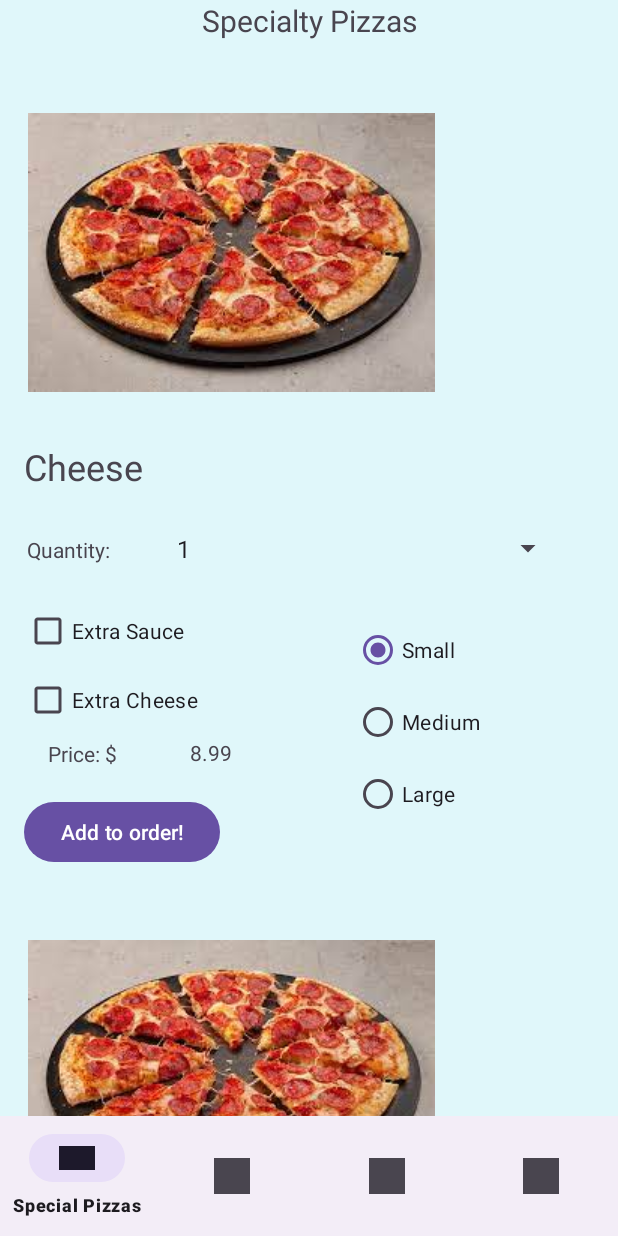
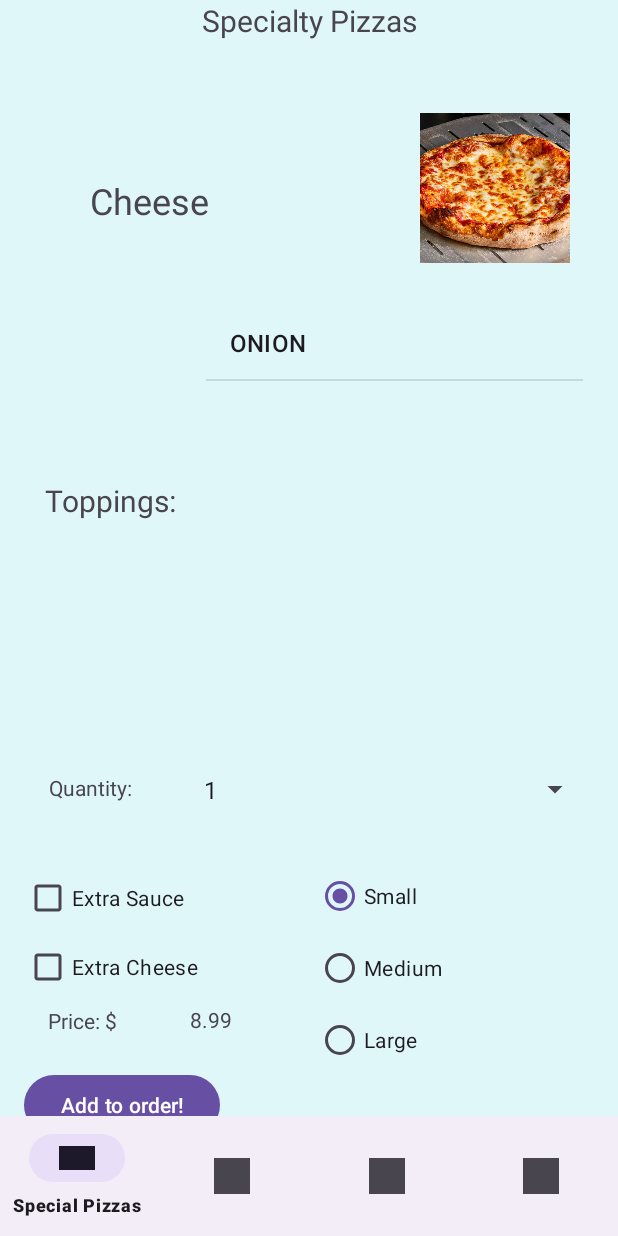
Before and after one commit to Jerlin2437/Ru-Pizzas, an Android app: the fragment_special_pizzas screen opened directly, with no data from a screen before it, on a phone screen of 412 x 824 dp. Run offline under Robolectric (Android 15) with nearby library versions, the phone set to English and light mode, and no system bars.

Commit message:
added toppings and iamges

```diff
--- a/app/src/main/java/com/example/softmeth4/SpecialPizzaAdapter.java
+++ b/app/src/main/java/com/example/softmeth4/SpecialPizzaAdapter.java
@@ -1,6 +1,7 @@
 package com.example.softmeth4;
 
 import android.app.AlertDialog;
+import android.media.Image;
 import android.util.Log;
 import android.view.LayoutInflater;
 import android.view.View;
@@ -9,6 +10,8 @@ import android.widget.ArrayAdapter;
 import android.widget.Button;
 import android.widget.CheckBox;
 import android.widget.ImageView;
+import android.widget.ListAdapter;
+import android.widget.ListView;
 import android.widget.RadioButton;
 import android.widget.RadioGroup;
 import android.widget.Spinner;
@@ -20,6 +23,7 @@ import androidx.recyclerview.widget.RecyclerView;
 
 import com.example.softmeth4.businesslogic.Order;
 import com.example.softmeth4.businesslogic.PizzaMaker;
+import com.example.softmeth4.enums.Topping;
 import com.example.softmeth4.pizzas.Pizza;
 
 import java.security.AccessController;
@@ -30,11 +34,13 @@ public class SpecialPizzaAdapter extends RecyclerView.Adapter<SpecialPizzaAdapte
     private Pizza pizza;
     private Order order;
     private List<String> pizzaList;
+    private List<String> pizzaPicture;
 
-    public SpecialPizzaAdapter(List<String> pizzaList) {
+    public SpecialPizzaAdapter(List<String> pizzaList, List<String> pizzaPicture) {
         this.pizzaList = pizzaList;
         this.pizza = null;
         this.order = Order.getInstance();
+        this.pizzaPicture = pizzaPicture;
     }
 
     @NonNull
@@ -65,8 +71,12 @@ public class SpecialPizzaAdapter extends RecyclerView.Adapter<SpecialPizzaAdapte
      //       create popup that says pizza added to order
             showToast(holder, "Your pizza order has been added successfully!");
         });
+        String imageName = pizzaPicture.get(position);
+        holder.bind(imageName);
+        pizza = pizzaParse(holder);
 
-        pizza = pizzaParse(holder);
+        ArrayAdapter<Topping> listViewAdapter = new ArrayAdapter<>(holder.itemView.getContext(), android.R.layout.simple_list_item_1, pizza.getToppings());
+        holder.toppings.setAdapter(listViewAdapter);
         updatePrice(holder);
     }
 
@@ -112,6 +122,7 @@ public class SpecialPizzaAdapter extends RecyclerView.Adapter<SpecialPizzaAdapte
         ImageView pizzaImageView;
         Spinner quantitySpinner;
         TextView pizzaName;
+        ListView toppings;
         RadioGroup sizeGroup;
         // Add other views as needed
 
@@ -125,13 +136,19 @@ public class SpecialPizzaAdapter extends RecyclerView.Adapter<SpecialPizzaAdapte
             quantitySpinner = itemView.findViewById(R.id.quantitySpinner);
             pizzaName = itemView.findViewById(R.id.pizzaName);
             sizeGroup = itemView.findViewById(R.id.specialtyRadioButtonGroup);
-            // Initialize other views
+            toppings = itemView.findViewById(R.id.toppings);
             ArrayAdapter<String> quantityAdapter = new ArrayAdapter<>(itemView.getContext(),
                     android.R.layout.simple_spinner_item, quantity);
             quantityAdapter.setDropDownViewResource(android.R.layout.simple_spinner_dropdown_item);
             quantitySpinner.setAdapter(quantityAdapter);
+        }
+        public void bind(String imageName) {
+            int resourceId = itemView.getContext().getResources().getIdentifier(imageName, "drawable", itemView.getContext().getPackageName());
 
+            if (resourceId != 0) {
+                pizzaImageView.setImageResource(resourceId);
+            }
+        }
 
-        }
     }
 }
--- a/app/src/main/java/com/example/softmeth4/fragment_byo_pizzas.java
+++ b/app/src/main/java/com/example/softmeth4/fragment_byo_pizzas.java
@@ -173,8 +173,6 @@ public class fragment_byo_pizzas extends Fragment {
             if (pizza != null) {
                 double basePrice = pizza.price();
 
-                // Calculate additional topping price only if more than 3 toppings are selected
-                additionalToppingPrice = Math.max(0, toppingCount - MIN_TOPPING) * TOPPING_PRICE;
 
 //                // Add extra sauce/cheese price if selected, not sure if needed, it adds x2 MORESAUCECHEESE to display
 //                if (buildExtraSauceButton.isChecked()) {
@@ -185,7 +183,7 @@ public class fragment_byo_pizzas extends Fragment {
 //                    additionalToppingPrice += MORESAUCECHEESE;
 //                }
 
-                double totalPrice = basePrice + additionalToppingPrice;
+                double totalPrice = basePrice;
                 String formattedValue = String.format("%.2f", totalPrice);
                 buildPrice.setText(formattedValue);
             }
--- a/app/src/main/java/com/example/softmeth4/fragment_special_pizzas.java
+++ b/app/src/main/java/com/example/softmeth4/fragment_special_pizzas.java
@@ -20,11 +20,12 @@ import java.util.List;
 
 public class fragment_special_pizzas extends Fragment {
 
-    private Order order;
-    private Spinner spinner;
-    private ArrayAdapter<String> spinnerAdapter;
     private List<String> pizzaList = Arrays.asList("Cheese", "Chinese", "Deluxe", "Korean", "Meatzza", "Pepperoni",
             "Proteen", "Seafood", "Spham", "Supreme");
+
+    private List<String> pizzaPictures = Arrays.asList("cheesepizza", "chinesepizza", "deluxepizza",
+     "koreanpizza", "meatzza", "pepperonipizza", "proteenpizza",
+    "seafoodpizza", "shpampizza", "supremepizza");
 
     private RecyclerView recyclerView;
     private SpecialPizzaAdapter adapter;
@@ -36,7 +37,6 @@ public class fragment_special_pizzas extends Fragment {
     @Override
     public void onCreate(Bundle savedInstanceState) {
         super.onCreate(savedInstanceState);
-        order = Order.getInstance();
     }
 
     @Override
@@ -46,137 +46,10 @@ public class fragment_special_pizzas extends Fragment {
 
         recyclerView = view.findViewById(R.id.recyclerViewSpecialPizzas);
         recyclerView.setLayoutManager(new LinearLayoutManager(getContext()));
-        adapter = new SpecialPizzaAdapter(pizzaList);
+        adapter = new SpecialPizzaAdapter(pizzaList, pizzaPictures);
         recyclerView.setAdapter(adapter);
 
 
         return view;
     }
-
-    private void updatePizzaPrice() {
-        // Implement your pizza price update logic here
-    }
-
-    private Pizza pizzaParse() {
-        // Implement your pizza parsing logic here
-        return null; // Placeholder, replace with actual logic
-    }
-
-    private class MyOnItemSelectedListener implements AdapterView.OnItemSelectedListener {
-        @Override
-        public void onItemSelected(AdapterView<?> parentView, View selectedItemView, int position, long id) {
-            updatePizzaPrice();
-        }
-
-        @Override
-        public void onNothingSelected(AdapterView<?> parentView) {
-            // Do nothing here
-        }
-    }
 }
-
-
-
-
-
-
-//package com.example.softmeth4;
-//
-//import android.os.Bundle;
-//
-//import androidx.fragment.app.Fragment;
-//
-//import android.view.LayoutInflater;
-//import android.view.View;
-//import android.view.ViewGroup;
-//import android.widget.AdapterView;
-//import android.widget.ArrayAdapter;
-//import android.widget.RadioButton;
-//import android.widget.RadioGroup;
-//import android.widget.Spinner;
-//import android.widget.TextView;
-//
-//import com.example.softmeth4.businesslogic.Order;
-//import com.example.softmeth4.businesslogic.PizzaMaker;
-//import com.example.softmeth4.pizzas.Pizza;
-//
-//import java.util.Arrays;
-//import java.util.List;
-//
-///**
-// * A simple {@link Fragment} subclass.
-// * create an instance of this fragment.
-// */
-//public class fragment_special_pizzas extends Fragment {
-//    private Order order;
-//    private Pizza pizza;
-//    private Spinner spinner;
-//    private ArrayAdapter<String> spinnerAdapter;
-//    private List<String> pizzaList = Arrays.asList("Cheese", "Chinese", "Deluxe", "Korean", "Meatzza", "Pepperoni",
-//            "Proteen", "Seafood", "Spham", "Supreme");
-//
-//    public fragment_special_pizzas() {
-//        // Required empty public constructor
-//    }
-//
-//
-//    @Override
-//    public void onCreate(Bundle savedInstanceState) {
-//        super.onCreate(savedInstanceState);
-//        order = Order.getInstance();
-//    }
-//
-//    @Override
-//    public View onCreateView(LayoutInflater inflater, ViewGroup container,
-//                             Bundle savedInstanceState) {
-//        View view = inflater.inflate(R.layout.old_special_pizza, container, false);
-//        spinner = view.findViewById(R.id.chooseSpecialty);
-//        spinnerAdapter = new ArrayAdapter<>(requireContext(), android.R.layout.simple_spinner_item, pizzaList);
-//        spinnerAdapter.setDropDownViewResource(android.R.layout.simple_spinner_dropdown_item);
-//        spinner.setAdapter(spinnerAdapter);
-//
-//        spinner.setOnItemSelectedListener(new MyOnItemSelectedListener());
-//
-//        // Inflate the layout for this fragment
-//        return view;
-//    }
-//    private void updatePizzaPrice(){
-//        if (pizza != null) {
-//            pizza = pizzaParse();
-//            //base price without toppings
-//            double basePrice = pizza.price();
-//
-//
-//
-//            String formattedValue = String.format("%.2f", basePrice);
-//            TextView priceField = getView().findViewById(R.id.price);
-//            priceField.setText(formattedValue);
-//        }
-//    }
-//    private Pizza pizzaParse() {
-//        String selectedPizza = (String) spinner.getSelectedItem();
-//        RadioGroup pizzaSizesRadioGroup = getView().findViewById(R.id.specialtyRadioButtonGroup); // Use getView() to get the fragment's root view
-//        int selectedRadioButtonId = pizzaSizesRadioGroup.getCheckedRadioButtonId();
-//        RadioButton selectedRadioButton = getView().findViewById(selectedRadioButtonId);
-//        String size = selectedRadioButton.getText().toString();
-//
-//
-//        return PizzaMaker.createPizza(selectedPizza + " " + size + " false false");
-//    }
-//    private class MyOnItemSelectedListener implements AdapterView.OnItemSelectedListener {
-//        @Override
-//        public void onItemSelected(AdapterView<?> parentView, View selectedItemView, int position, long id) {
-//            pizza = pizzaParse();
-//            updatePizzaPrice();
-//        }
-//
-//        @Override
-//        public void onNothingSelected(AdapterView<?> parentView) {
-//            // Do nothing here
-//        }
-//    }
-//
-//
-//
-//
-//}
--- a/app/src/main/java/com/example/softmeth4/pizzas/Cheese.java
+++ b/app/src/main/java/com/example/softmeth4/pizzas/Cheese.java
@@ -17,6 +17,7 @@ public class Cheese extends Pizza{
      */
     public Cheese(Size size, boolean extraSauce, boolean extraCheese) {
         super(size, extraSauce, extraCheese);
+        toppings.add(Topping.ONION);
         sauce = Sauce.TOMATO;
     }
 
--- a/app/src/main/java/com/example/softmeth4/pizzas/Pizza.java
+++ b/app/src/main/java/com/example/softmeth4/pizzas/Pizza.java
@@ -62,6 +62,10 @@ public abstract class Pizza {
         return pizzaString;
     }
 
+    public ArrayList<Topping> getToppings() {
+        return toppings;
+    }
+
     /**
      * Getter method (accessor)
      *
--- a/app/src/main/res/layout/recycler_view_item_special_pizza.xml
+++ b/app/src/main/res/layout/recycler_view_item_special_pizza.xml
@@ -12,7 +12,7 @@
         android:layout_width="wrap_content"
         android:layout_height="wrap_content"
         android:layout_alignParentTop="true"
-        android:layout_marginTop="337dp"
+        android:layout_marginTop="515dp"
         android:text="Extra Sauce" />
 
     <CheckBox
@@ -28,7 +28,7 @@
         android:layout_width="wrap_content"
         android:layout_height="wrap_content"
         android:layout_below="@id/price"
-        android:layout_marginTop="5dp"
+        android:layout_marginTop="9dp"
         android:text="Add to order!" />
 
     <TextView
@@ -53,12 +53,13 @@
 
     <ImageView
         android:id="@+id/pizzaPicture"
-        android:layout_width="wrap_content"
-        android:layout_height="wrap_content"
+        android:layout_width="100dp"
+        android:layout_height="100dp"
         android:layout_alignParentTop="true"
         android:layout_alignParentEnd="true"
         android:layout_marginTop="16dp"
-        android:layout_marginEnd="106dp"
+        android:layout_marginEnd="16dp"
+        android:scaleType="centerCrop"
         app:srcCompat="@drawable/pepperonipizza" />
 
     <Spinner
@@ -67,25 +68,27 @@
         android:layout_height="50dp"
         android:layout_below="@+id/pizzaPicture"
         android:layout_alignParentEnd="true"
-        android:layout_marginTop="79dp"
-        android:layout_marginEnd="20dp" />
+        android:layout_marginTop="326dp"
+        android:layout_marginEnd="2dp" />
 
     <TextView
         android:id="@+id/textView23"
         android:layout_width="76dp"
         android:layout_height="40dp"
         android:layout_below="@+id/pizzaPicture"
-        android:layout_marginTop="95dp"
-        android:layout_marginEnd="16dp"
+        android:layout_marginTop="340dp"
+        android:layout_marginEnd="19dp"
         android:layout_toStartOf="@+id/quantitySpinner"
         android:text="Quantity: " />
 
     <TextView
         android:id="@+id/pizzaName"
-        android:layout_width="98dp"
-        android:layout_height="31dp"
+        android:layout_width="135dp"
+        android:layout_height="wrap_content"
+        android:layout_alignParentStart="true"
         android:layout_alignParentTop="true"
-        android:layout_marginTop="235dp"
+        android:layout_marginStart="44dp"
+        android:layout_marginTop="58dp"
         android:text="Pizza"
         android:textAllCaps="false"
         android:textSize="24sp" />
@@ -96,8 +99,8 @@
         android:layout_height="161dp"
         android:layout_alignParentTop="true"
         android:layout_alignParentEnd="true"
-        android:layout_marginTop="350dp"
-        android:layout_marginEnd="30dp"
+        android:layout_marginTop="514dp"
+        android:layout_marginEnd="55dp"
         app:layout_constraintStart_toStartOf="parent">
 
         <RadioButton
@@ -119,6 +122,26 @@
             android:layout_height="wrap_content"
             android:text="Large" />
     </RadioGroup>
+
+    <ListView
+        android:id="@+id/toppings"
+        android:layout_width="251dp"
+        android:layout_height="290dp"
+        android:layout_alignParentTop="true"
+        android:layout_alignParentEnd="true"
+        android:layout_marginTop="145dp"
+        android:layout_marginEnd="7dp" />
+
+    <TextView
+        android:id="@+id/textView17"
+        android:layout_width="wrap_content"
+        android:layout_height="40dp"
+        android:layout_below="@+id/pizzaName"
+        android:layout_marginTop="170dp"
+        android:layout_marginEnd="15dp"
+        android:layout_toStartOf="@+id/toppings"
+        android:text="Toppings: "
+        android:textSize="20sp" />
     <!-- Add other views as needed -->
 
 </RelativeLayout>
```
